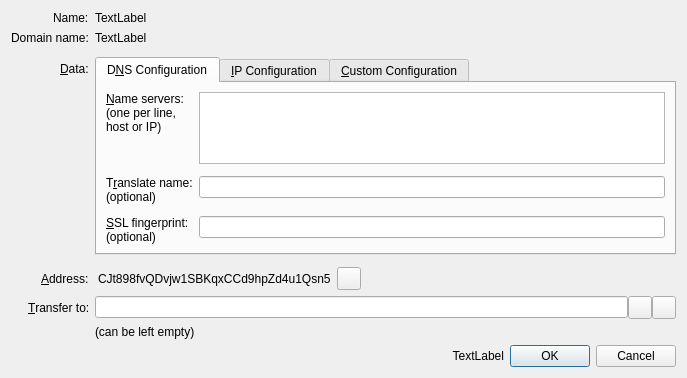
chronokings/huntercoin, file src/qt/forms/configurenamedialog.ui: the form before one commit.
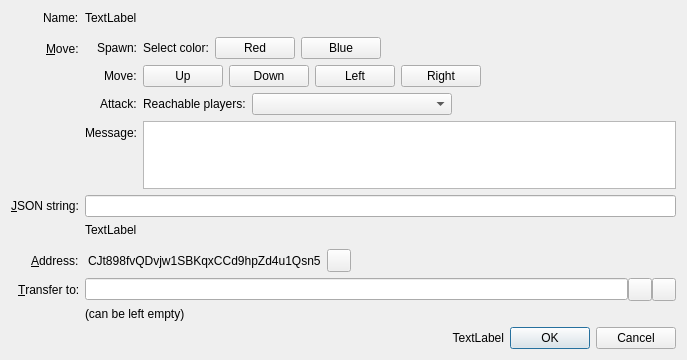
The form after the commit. Icons and pictures are not drawn. Custom widgets are drawn as their Qt base class.

Commit message: Added simple GUI for making moves in the Configure Name dialog.

The edit to the form file:
```diff
--- a/src/qt/forms/configurenamedialog.ui
+++ b/src/qt/forms/configurenamedialog.ui
@@ -7,7 +7,7 @@
     <x>0</x>
     <y>0</y>
     <width>687</width>
-    <height>369</height>
+    <height>360</height>
    </rect>
   </property>
   <property name="sizePolicy">
@@ -42,21 +42,7 @@
        </property>
       </widget>
      </item>
-     <item row="2" column="0">
-      <widget class="QLabel" name="label_3">
-       <property name="text">
-        <string>Domain name:</string>
-       </property>
-      </widget>
-     </item>
      <item row="2" column="1">
-      <widget class="QLabel" name="labelDomain">
-       <property name="text">
-        <string notr="true">TextLabel</string>
-       </property>
-      </widget>
-     </item>
-     <item row="3" column="1">
       <spacer name="verticalSpacer_2">
        <property name="orientation">
         <enum>Qt::Vertical</enum>
@@ -69,10 +55,23 @@
        </property>
       </spacer>
      </item>
-     <item row="4" column="0">
+     <item row="3" column="0">
       <widget class="QLabel" name="label">
        <property name="text">
-        <string>&amp;Data:</string>
+        <string>&amp;Move:</string>
+       </property>
+       <property name="alignment">
+        <set>Qt::AlignLeading|Qt::AlignLeft|Qt::AlignVCenter</set>
+       </property>
+       <property name="buddy">
+        <cstring>dataEdit</cstring>
+       </property>
+      </widget>
+     </item>
+     <item row="4" column="0">
+      <widget class="QLabel" name="label_4">
+       <property name="text">
+        <string>&amp;JSON string:</string>
        </property>
        <property name="alignment">
         <set>Qt::AlignLeading|Qt::AlignLeft|Qt::AlignVCenter</set>
@@ -83,247 +82,23 @@
       </widget>
      </item>
      <item row="4" column="1">
-      <widget class="QTabWidget" name="tabWidget">
-       <property name="currentIndex">
-        <number>0</number>
+      <widget class="QLineEdit" name="dataEdit">
+       <property name="toolTip">
+        <string>Enter JSON string that will be associated with the name</string>
        </property>
-       <widget class="QWidget" name="tab_dns">
-        <attribute name="title">
-         <string>D&amp;NS Configuration</string>
-        </attribute>
-        <layout class="QFormLayout" name="formLayout_2">
-         <property name="fieldGrowthPolicy">
-          <enum>QFormLayout::AllNonFixedFieldsGrow</enum>
-         </property>
-         <item row="0" column="0">
-          <widget class="QLabel" name="label_6">
-           <property name="text">
-            <string>&amp;Name servers:
-(one per line,
-host or IP)</string>
-           </property>
-           <property name="alignment">
-            <set>Qt::AlignLeading|Qt::AlignLeft|Qt::AlignTop</set>
-           </property>
-           <property name="buddy">
-            <cstring>nsEdit</cstring>
-           </property>
-          </widget>
-         </item>
-         <item row="0" column="1">
-          <widget class="QPlainTextEdit" name="nsEdit">
-           <property name="toolTip">
-            <string>Enter name servers as host names (preferable), or IP addresses. E.g.
-ns0.web-sweet-web.net
-ns1.web-sweet-web.net
-ns0.xname.org
-1.2.3.4
-1.2.3.5</string>
-           </property>
-           <property name="tabChangesFocus">
-            <bool>true</bool>
-           </property>
-          </widget>
-         </item>
-         <item row="2" column="0">
-          <widget class="QLabel" name="label_5">
-           <property name="text">
-            <string>T&amp;ranslate name:
-(optional)</string>
-           </property>
-           <property name="alignment">
-            <set>Qt::AlignLeading|Qt::AlignLeft|Qt::AlignTop</set>
-           </property>
-           <property name="buddy">
-            <cstring>nsTranslateEdit</cstring>
-           </property>
-          </widget>
-         </item>
-         <item row="2" column="1">
-          <widget class="QLineEdit" name="nsTranslateEdit">
-           <property name="toolTip">
-            <string>&lt;html&gt;&lt;head/&gt;&lt;body&gt;&lt;p&gt;Enter substitution name that will be used in DNS queries.&lt;/p&gt;&lt;p&gt;For example: bitcoin.org&lt;/p&gt;&lt;/body&gt;&lt;/html&gt;</string>
-           </property>
-          </widget>
-         </item>
-         <item row="4" column="0">
-          <widget class="QLabel" name="label_9">
-           <property name="text">
-            <string>&amp;SSL fingerprint:
-(optional)</string>
-           </property>
-           <property name="alignment">
-            <set>Qt::AlignLeading|Qt::AlignLeft|Qt::AlignTop</set>
-           </property>
-           <property name="buddy">
-            <cstring>nsFingerprintEdit</cstring>
-           </property>
-          </widget>
-         </item>
-         <item row="4" column="1">
-          <widget class="QLineEdit" name="nsFingerprintEdit">
-           <property name="toolTip">
-            <string>Enter SSL certificate fingerprint if you want to use HTTPS</string>
-           </property>
-          </widget>
-         </item>
-         <item row="1" column="1">
-          <spacer name="verticalSpacer_5">
-           <property name="orientation">
-            <enum>Qt::Vertical</enum>
-           </property>
-           <property name="sizeType">
-            <enum>QSizePolicy::Maximum</enum>
-           </property>
-           <property name="sizeHint" stdset="0">
-            <size>
-             <width>20</width>
-             <height>20</height>
-            </size>
-           </property>
-          </spacer>
-         </item>
-         <item row="3" column="1">
-          <spacer name="verticalSpacer_6">
-           <property name="orientation">
-            <enum>Qt::Vertical</enum>
-           </property>
-           <property name="sizeType">
-            <enum>QSizePolicy::Maximum</enum>
-           </property>
-           <property name="sizeHint" stdset="0">
-            <size>
-             <width>20</width>
-             <height>20</height>
-            </size>
-           </property>
-          </spacer>
-         </item>
-        </layout>
-       </widget>
-       <widget class="QWidget" name="tab_ip">
-        <attribute name="title">
-         <string>&amp;IP Configuration</string>
-        </attribute>
-        <layout class="QFormLayout" name="formLayout_3">
-         <item row="0" column="0">
-          <widget class="QLabel" name="label_7">
-           <property name="text">
-            <string>I&amp;P Address:</string>
-           </property>
-           <property name="alignment">
-            <set>Qt::AlignLeading|Qt::AlignLeft|Qt::AlignTop</set>
-           </property>
-           <property name="buddy">
-            <cstring>nsTranslateEdit</cstring>
-           </property>
-          </widget>
-         </item>
-         <item row="0" column="1">
-          <widget class="QLineEdit" name="ipEdit">
-           <property name="toolTip">
-            <string>IP address, e.g. 1.2.3.4</string>
-           </property>
-          </widget>
-         </item>
-         <item row="1" column="1">
-          <widget class="QLabel" name="label_8">
-           <property name="text">
-            <string>Subdomains will be mapped to the same IP</string>
-           </property>
-          </widget>
-         </item>
-         <item row="3" column="1">
-          <widget class="QLineEdit" name="ipFingerprintEdit">
-           <property name="toolTip">
-            <string>Enter SSL certificate fingerprint if you want to use HTTPS</string>
-           </property>
-          </widget>
-         </item>
-         <item row="3" column="0">
-          <widget class="QLabel" name="label_10">
-           <property name="text">
-            <string>&amp;SSL fingerprint:
-(optional)</string>
-           </property>
-           <property name="alignment">
-            <set>Qt::AlignLeading|Qt::AlignLeft|Qt::AlignTop</set>
-           </property>
-           <property name="buddy">
-            <cstring>ipFingerprintEdit</cstring>
-           </property>
-          </widget>
-         </item>
-         <item row="2" column="1">
-          <spacer name="verticalSpacer_4">
-           <property name="orientation">
-            <enum>Qt::Vertical</enum>
-           </property>
-           <property name="sizeType">
-            <enum>QSizePolicy::Maximum</enum>
-           </property>
-           <property name="sizeHint" stdset="0">
-            <size>
-             <width>20</width>
-             <height>12</height>
-            </size>
-           </property>
-          </spacer>
-         </item>
-        </layout>
-       </widget>
-       <widget class="QWidget" name="tab_json">
-        <attribute name="title">
-         <string>&amp;Custom Configuration</string>
-        </attribute>
-        <layout class="QVBoxLayout" name="verticalLayout_4">
-         <item>
-          <widget class="QLabel" name="label_4">
-           <property name="text">
-            <string>&lt;!DOCTYPE HTML PUBLIC &quot;-//W3C//DTD HTML 4.0//EN&quot; &quot;http://www.w3.org/TR/REC-html40/strict.dtd&quot;&gt;
-&lt;html&gt;&lt;head&gt;&lt;meta name=&quot;qrichtext&quot; content=&quot;1&quot; /&gt;&lt;style type=&quot;text/css&quot;&gt;
-p, li { white-space: pre-wrap; }
-&lt;/style&gt;&lt;/head&gt;&lt;body style=&quot; font-family:'MS Shell Dlg 2'; font-size:8pt; font-weight:400; font-style:normal;&quot;&gt;
-&lt;p style=&quot; margin-top:0px; margin-bottom:0px; margin-left:0px; margin-right:0px; -qt-block-indent:0; text-indent:0px;&quot;&gt;Enter JSON string, e.g. {&amp;quot;ns&amp;quot;: [&amp;quot;1.2.3.4&amp;quot;, &amp;quot;1.2.3.5&amp;quot;]}&lt;/p&gt;
-&lt;p style=&quot; margin-top:0px; margin-bottom:0px; margin-left:0px; margin-right:0px; -qt-block-indent:0; text-indent:0px;&quot;&gt;See &lt;a href=&quot;http://dot-bit.org/HowToRegisterAndConfigureBitDomains&quot;&gt;&lt;span style=&quot; text-decoration: underline; color:#0000ff;&quot;&gt;How to Register and Configure Bit Domains&lt;/span&gt;&lt;/a&gt;&lt;/p&gt;&lt;/body&gt;&lt;/html&gt;</string>
-           </property>
-           <property name="openExternalLinks">
-            <bool>true</bool>
-           </property>
-          </widget>
-         </item>
-         <item>
-          <widget class="QLineEdit" name="dataEdit">
-           <property name="toolTip">
-            <string>Enter JSON string that will be associated with the name</string>
-           </property>
-          </widget>
-         </item>
-         <item>
-          <widget class="QLabel" name="labelJsonValid">
-           <property name="text">
-            <string notr="true">TextLabel</string>
-           </property>
-          </widget>
-         </item>
-         <item>
-          <spacer name="verticalSpacer_3">
-           <property name="orientation">
-            <enum>Qt::Vertical</enum>
-           </property>
-           <property name="sizeHint" stdset="0">
-            <size>
-             <width>20</width>
-             <height>40</height>
-            </size>
-           </property>
-          </spacer>
-         </item>
-        </layout>
-       </widget>
+       <property name="text">
+        <string notr="true"/>
+       </property>
       </widget>
      </item>
-     <item row="5" column="1">
+     <item row="6" column="1">
+      <widget class="QLabel" name="labelJsonValid">
+       <property name="text">
+        <string notr="true">TextLabel</string>
+       </property>
+      </widget>
+     </item>
+     <item row="7" column="1">
       <spacer name="verticalSpacer">
        <property name="orientation">
         <enum>Qt::Vertical</enum>
@@ -336,7 +111,7 @@
        </property>
       </spacer>
      </item>
-     <item row="6" column="0">
+     <item row="8" column="0">
       <widget class="QLabel" name="labelCurrentAddress">
        <property name="text">
         <string>&amp;Address:</string>
@@ -346,7 +121,69 @@
        </property>
       </widget>
      </item>
-     <item row="7" column="0">
+     <item row="8" column="1">
+      <layout class="QHBoxLayout" name="horizontalLayout_2">
+       <item>
+        <widget class="QLabel" name="labelAddress">
+         <property name="sizePolicy">
+          <sizepolicy hsizetype="Preferred" vsizetype="Preferred">
+           <horstretch>0</horstretch>
+           <verstretch>0</verstretch>
+          </sizepolicy>
+         </property>
+         <property name="maximumSize">
+          <size>
+           <width>16777215</width>
+           <height>16777215</height>
+          </size>
+         </property>
+         <property name="toolTip">
+          <string>Chrono Kings address to which the name is assigned</string>
+         </property>
+         <property name="text">
+          <string notr="true">CJt898fvQDvjw1SBKqxCCd9hpZd4u1Qsn5</string>
+         </property>
+         <property name="indent">
+          <number>3</number>
+         </property>
+         <property name="buddy">
+          <cstring>transferTo</cstring>
+         </property>
+        </widget>
+       </item>
+       <item>
+        <widget class="QToolButton" name="copyButton">
+         <property name="toolTip">
+          <string>Copy address to clipboard</string>
+         </property>
+         <property name="text">
+          <string/>
+         </property>
+         <property name="icon">
+          <iconset resource="../bitcoin.qrc">
+           <normaloff>:/icons/editcopy</normaloff>:/icons/editcopy</iconset>
+         </property>
+         <property name="shortcut">
+          <string>Alt+P</string>
+         </property>
+        </widget>
+       </item>
+       <item>
+        <spacer name="horizontalSpacer">
+         <property name="orientation">
+          <enum>Qt::Horizontal</enum>
+         </property>
+         <property name="sizeHint" stdset="0">
+          <size>
+           <width>40</width>
+           <height>20</height>
+          </size>
+         </property>
+        </spacer>
+       </item>
+      </layout>
+     </item>
+     <item row="9" column="0">
       <widget class="QLabel" name="labelTransferTo">
        <property name="text">
         <string>&amp;Transfer to:</string>
@@ -356,7 +193,7 @@
        </property>
       </widget>
      </item>
-     <item row="7" column="1">
+     <item row="9" column="1">
       <layout class="QHBoxLayout" name="transferToLayout">
        <property name="spacing">
         <number>0</number>
@@ -417,72 +254,190 @@
        </item>
       </layout>
      </item>
-     <item row="8" column="1">
+     <item row="10" column="1">
       <widget class="QLabel" name="labelTransferToHint">
        <property name="text">
         <string>(can be left empty)</string>
        </property>
       </widget>
      </item>
-     <item row="6" column="1">
-      <layout class="QHBoxLayout" name="horizontalLayout_2">
-       <item>
-        <widget class="QLabel" name="labelAddress">
+     <item row="3" column="1">
+      <layout class="QFormLayout" name="formLayout_2">
+       <property name="fieldGrowthPolicy">
+        <enum>QFormLayout::AllNonFixedFieldsGrow</enum>
+       </property>
+       <property name="labelAlignment">
+        <set>Qt::AlignRight|Qt::AlignTrailing|Qt::AlignVCenter</set>
+       </property>
+       <item row="4" column="0">
+        <widget class="QLabel" name="label_3">
+         <property name="text">
+          <string>Message:</string>
+         </property>
+         <property name="buddy">
+          <cstring>messageEdit</cstring>
+         </property>
+        </widget>
+       </item>
+       <item row="4" column="1">
+        <widget class="QPlainTextEdit" name="messageEdit">
          <property name="sizePolicy">
-          <sizepolicy hsizetype="Preferred" vsizetype="Preferred">
+          <sizepolicy hsizetype="Expanding" vsizetype="MinimumExpanding">
            <horstretch>0</horstretch>
            <verstretch>0</verstretch>
           </sizepolicy>
          </property>
+         <property name="minimumSize">
+          <size>
+           <width>0</width>
+           <height>20</height>
+          </size>
+         </property>
          <property name="maximumSize">
           <size>
            <width>16777215</width>
-           <height>16777215</height>
+           <height>100</height>
           </size>
          </property>
-         <property name="toolTip">
-          <string>Namecoin address to which the name is assigned</string>
-         </property>
+        </widget>
+       </item>
+       <item row="1" column="0">
+        <widget class="QLabel" name="labelSpawn">
          <property name="text">
-          <string notr="true">CJt898fvQDvjw1SBKqxCCd9hpZd4u1Qsn5</string>
+          <string>Spawn:</string>
          </property>
-         <property name="indent">
-          <number>3</number>
-         </property>
-         <property name="buddy">
-          <cstring>transferTo</cstring>
-         </property>
         </widget>
        </item>
-       <item>
-        <widget class="QToolButton" name="copyButton">
-         <property name="toolTip">
-          <string>Copy address to clipboard</string>
-         </property>
+       <item row="1" column="1">
+        <layout class="QHBoxLayout" name="horizontalLayoutSpawn">
+         <item>
+          <widget class="QLabel" name="labelColor">
+           <property name="text">
+            <string>Select color:</string>
+           </property>
+          </widget>
+         </item>
+         <item>
+          <widget class="QPushButton" name="redButton">
+           <property name="text">
+            <string>Red</string>
+           </property>
+          </widget>
+         </item>
+         <item>
+          <widget class="QPushButton" name="blueButton">
+           <property name="text">
+            <string>Blue</string>
+           </property>
+          </widget>
+         </item>
+         <item>
+          <spacer name="horizontalSpacer_2">
+           <property name="orientation">
+            <enum>Qt::Horizontal</enum>
+           </property>
+           <property name="sizeHint" stdset="0">
+            <size>
+             <width>40</width>
+             <height>20</height>
+            </size>
+           </property>
+          </spacer>
+         </item>
+        </layout>
+       </item>
+       <item row="2" column="0">
+        <widget class="QLabel" name="labelStep">
          <property name="text">
-          <string/>
+          <string>Move:</string>
          </property>
-         <property name="icon">
-          <iconset resource="../bitcoin.qrc">
-           <normaloff>:/icons/editcopy</normaloff>:/icons/editcopy</iconset>
-         </property>
-         <property name="shortcut">
-          <string>Alt+P</string>
-         </property>
         </widget>
        </item>
-       <item>
-        <spacer name="horizontalSpacer">
-         <property name="orientation">
-          <enum>Qt::Horizontal</enum>
+       <item row="3" column="0">
+        <widget class="QLabel" name="labelAttack">
+         <property name="text">
+          <string>Attack:</string>
          </property>
-         <property name="sizeHint" stdset="0">
-          <size>
-           <width>40</width>
-           <height>20</height>
-          </size>
-         </property>
-        </spacer>
+        </widget>
+       </item>
+       <item row="2" column="1">
+        <layout class="QHBoxLayout" name="horizontalLayoutStep">
+         <item>
+          <widget class="QPushButton" name="upButton">
+           <property name="text">
+            <string>Up</string>
+           </property>
+          </widget>
+         </item>
+         <item>
+          <widget class="QPushButton" name="downButton">
+           <property name="text">
+            <string>Down</string>
+           </property>
+          </widget>
+         </item>
+         <item>
+          <widget class="QPushButton" name="leftButton">
+           <property name="text">
+            <string>Left</string>
+           </property>
+          </widget>
+         </item>
+         <item>
+          <widget class="QPushButton" name="rightButton">
+           <property name="text">
+            <string>Right</string>
+           </property>
+          </widget>
+         </item>
+         <item>
+          <spacer name="horizontalSpacer_3">
+           <property name="orientation">
+            <enum>Qt::Horizontal</enum>
+           </property>
+           <property name="sizeHint" stdset="0">
+            <size>
+             <width>40</width>
+             <height>20</height>
+            </size>
+           </property>
+          </spacer>
+         </item>
+        </layout>
+       </item>
+       <item row="3" column="1">
+        <layout class="QHBoxLayout" name="horizontalLayoutAttack">
+         <item>
+          <widget class="QLabel" name="labelReachablePlayers">
+           <property name="text">
+            <string>Reachable players:</string>
+           </property>
+          </widget>
+         </item>
+         <item>
+          <widget class="QComboBox" name="comboBoxAttack">
+           <property name="minimumSize">
+            <size>
+             <width>200</width>
+             <height>0</height>
+            </size>
+           </property>
+          </widget>
+         </item>
+         <item>
+          <spacer name="horizontalSpacer_4">
+           <property name="orientation">
+            <enum>Qt::Horizontal</enum>
+           </property>
+           <property name="sizeHint" stdset="0">
+            <size>
+             <width>40</width>
+             <height>20</height>
+            </size>
+           </property>
+          </spacer>
+         </item>
+        </layout>
        </item>
       </layout>
      </item>
```
Left out of the diff: 3 changed lines with no effect on the pictures. The commit also changes 12 other files.
